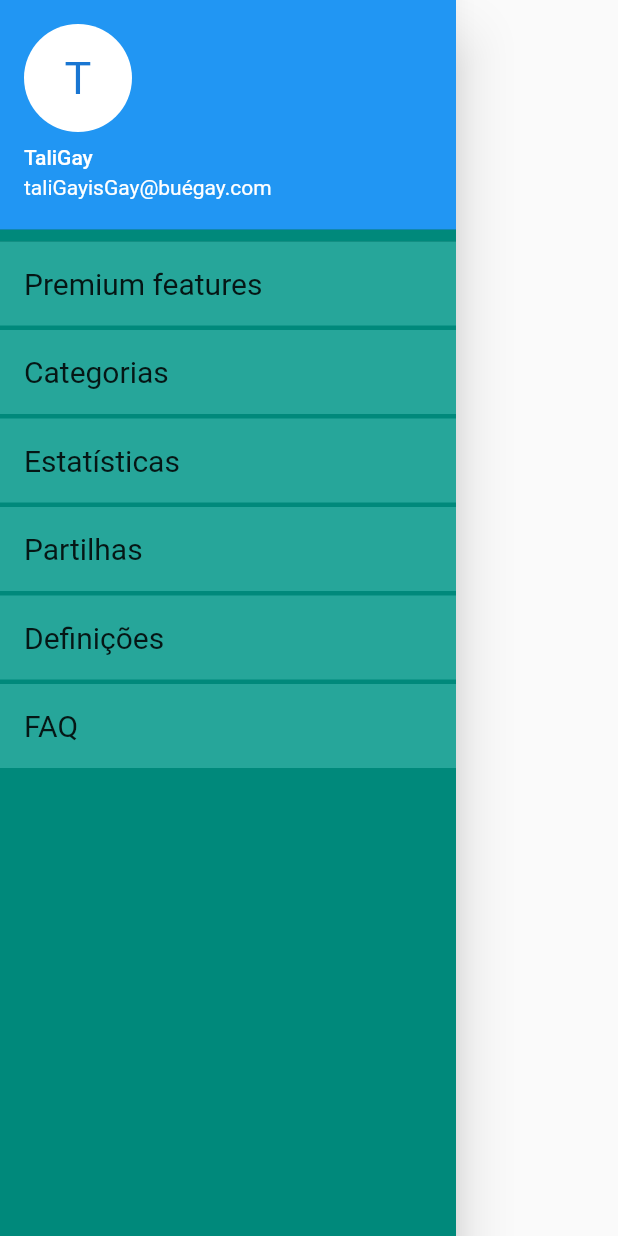
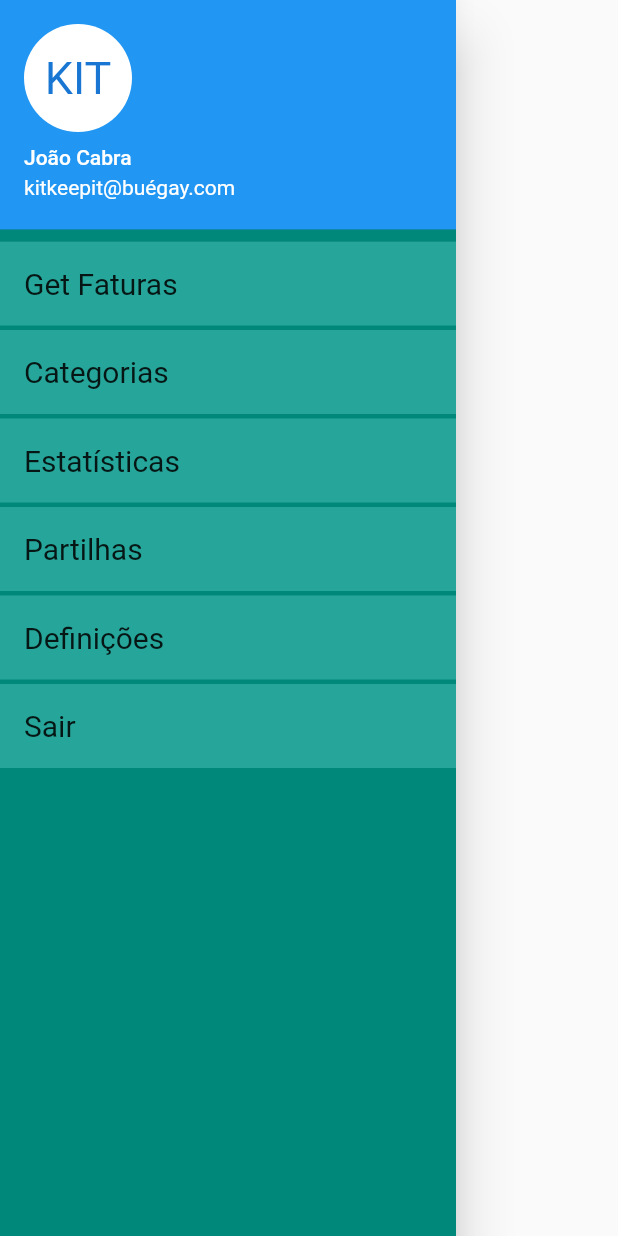
Before and after one commit to Talig81/KeepIT, a Flutter app: the DrawerStyle widget shown alone on an empty page, opened directly, on a phone screen of 412 x 824 dp. Run offline on Flutter 3.47's test engine with Material 2 defaults, Android fonts, the phone set to English and light mode, and no system bars; our stand-ins replace google_sign_in; missing offline and left inert: dart:ffi, dbcrypt; accounts and stored records are empty; network calls fail.

Commit message:
is functional with the backend

```diff
--- a/lib/Dashboard/drawer_style.dart
+++ b/lib/Dashboard/drawer_style.dart
@@ -1,7 +1,20 @@
 
 import 'package:flutter/material.dart';
+import 'package:flutter/semantics.dart';
+import 'package:keep_it/Home/user.dart';
 
 class DrawerStyle extends StatelessWidget{
+
+  final Function exit;
+  final Users c;
+
+  const DrawerStyle({Key key, this.exit,this.c}) : super(key: key);
+
+
+
+
+
+
   @override
   Widget build(BuildContext context){
     return Theme(
@@ -18,13 +31,13 @@ class DrawerStyle extends StatelessWidget{
                   padding: EdgeInsets.zero,
                   child: UserAccountsDrawerHeader(
                     accountName: Text(
-                        'TaliGay'), // mudar aqui quando houver ligação ao backend
-                    accountEmail: Text('taliGayisGay@buégay.com'),
+                        'João Cabra'), // mudar aqui quando houver ligação ao backend
+                    accountEmail: Text('kitkeepit@buégay.com'),
                     currentAccountPicture: CircleAvatar(
                       radius: 1,
                       backgroundColor: Colors.white,
                       child: Text(
-                        "T",
+                        "KIT",
                         style: TextStyle(fontSize: 30.0),
                       ),
                     ),
@@ -34,10 +47,12 @@ class DrawerStyle extends StatelessWidget{
                   decoration: BoxDecoration(color: Colors.teal[400]),
                   child: ListTile(
                     title: Text(
-                      'Premium features',
+                      'Get Faturas',
                       style: TextStyle(fontSize: 20),
                     ),
-                    onTap: () {},
+                    onTap: () {
+                      this.c.getFaturas();
+                    },
                   ),
                 ),
                 SizedBox(
@@ -50,7 +65,9 @@ class DrawerStyle extends StatelessWidget{
                       'Categorias',
                       style: TextStyle(fontSize: 20),
                     ),
-                    onTap: () {},
+                    onTap: () {
+
+                    },
                   ),
                 ),
                 SizedBox(
@@ -99,10 +116,14 @@ class DrawerStyle extends StatelessWidget{
                   decoration: BoxDecoration(color: Colors.teal[400]),
                   child: ListTile(
                     title: Text(
-                      'FAQ',
+                      'Sair',
                       style: TextStyle(fontSize: 20),
                     ),
-                    onTap: () {},
+                    onTap: () {
+                      exit();
+                      Navigator.pop(context);
+
+                    },
                   ),
                 )
               ],
--- a/lib/Home/initial_screen.dart
+++ b/lib/Home/initial_screen.dart
@@ -7,7 +7,7 @@ class InitialScreen extends StatelessWidget {
   // Coluna que contem o logo, o botao registar e o texto de entrar aqui
   Widget build(BuildContext context) {
     return Column(
-      mainAxisAlignment: MainAxisAlignment.spaceBetween,
+      mainAxisAlignment: MainAxisAlignment.spaceAround,
       children: <Widget>[
         logo(),
         buttonRegister(context),
@@ -20,7 +20,7 @@ class InitialScreen extends StatelessWidget {
 
   Widget logo() => Center(
         child: Container(
-          padding: EdgeInsets.only(top: 20, bottom: 40),
+          padding: EdgeInsets.symmetric(horizontal: 50, vertical: 60),
           alignment: Alignment.center,
           child: Image.asset(
             'images/mascote.png',
@@ -50,7 +50,7 @@ class InitialScreen extends StatelessWidget {
       );
 
   Widget textLogin(BuildContext context) => Container(
-        margin: EdgeInsets.only(bottom: 50),
+        margin: EdgeInsets.only(bottom: 60),
         child: new RichText(
           text: new TextSpan(
             children: [
--- a/lib/receipts.dart
+++ b/lib/receipts.dart
@@ -6,8 +6,17 @@ class Receipts{
   String id;
   String company;
   String categoria;
-  Float price;
+  String date;
+  String price;
   String user;
+
+
+  Receipts(String id, String price, String date){
+    this.date = date;
+    this.company = id;
+    this.price = price;
+
+  }
 
 
   void setId(String iid){
--- a/pubspec.yaml
+++ b/pubspec.yaml
@@ -14,7 +14,7 @@ description: A new Flutter project.
 version: 1.0.0+1
 
 environment:
-  sdk: ">=2.1.0 <3.0.0"
+  sdk: ">=2.2.0 <3.0.0"
 
 dependencies:
   flutter:
```
Also changed, not shown: lib/Dashboard/main_dash.dart (+23 -18 lines), lib/Home/user.dart (+16 -0 lines), 2 other files.
